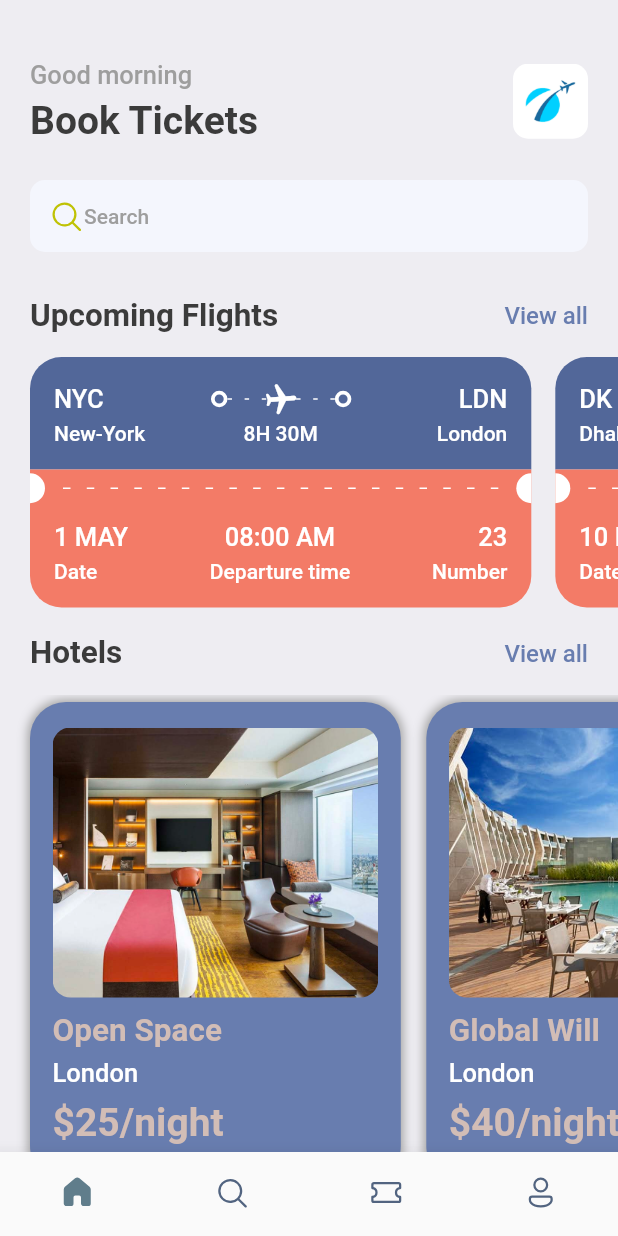
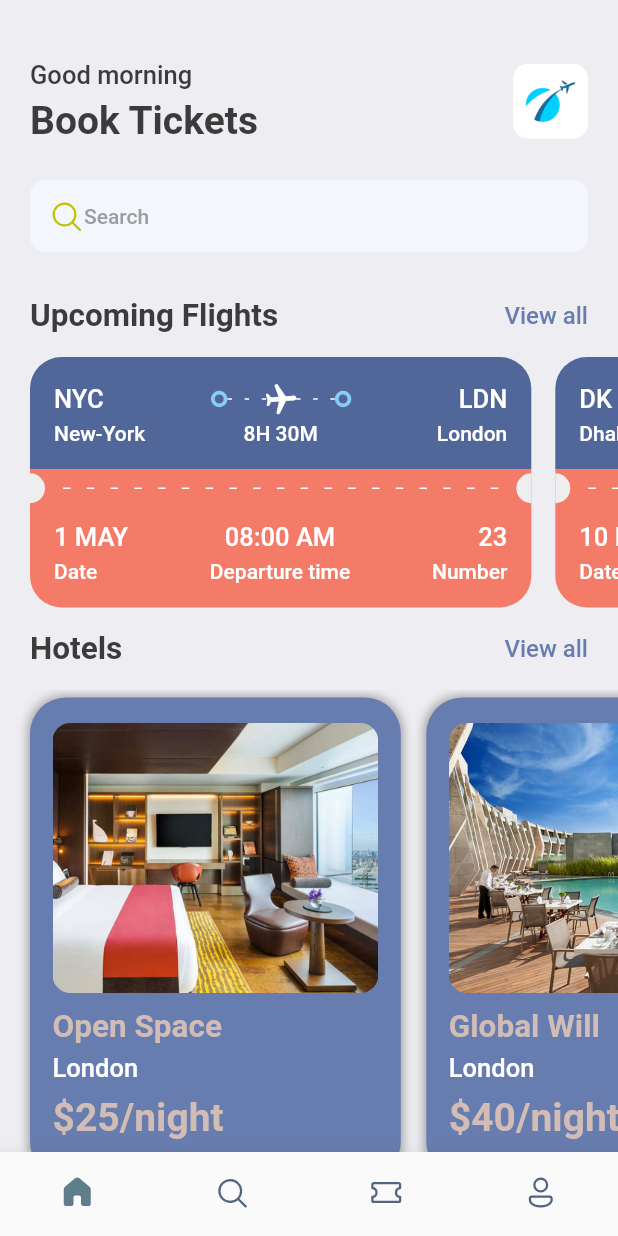
Before and after one commit to SJovis/Flutter-Learning, a Flutter app: the screen it shows after launch, on a phone screen of 412 x 824 dp. Run offline on Flutter 3.47's test engine with Material 2 defaults, Android fonts, the phone set to English and light mode, and no system bars; our stand-ins replace fluentui_icons, gap, get.

```diff
--- a/lib/screens/bottom_bar.dart
+++ b/lib/screens/bottom_bar.dart
@@ -2,6 +2,7 @@ import 'package:fluentui_icons/fluentui_icons.dart';
 import 'package:flutter/material.dart';
 import 'package:hello_world/screens/home_screen.dart';
 import 'package:hello_world/screens/search_screen.dart';
+import 'package:hello_world/screens/tickets_screen.dart';
 
 class BottomBar extends StatefulWidget {
   const BottomBar({super.key});
@@ -16,7 +17,7 @@ class _BottomBarState extends State<BottomBar> {
   static final List<Widget> _widgetOptions = <Widget>[
     const HomeScreen(),
     const SearchScreen(),
-    const Text('Tickets'),
+    const TicketsScreen(),
     const Text('Profile'),
   ];
 
--- a/lib/screens/ticket_view.dart
+++ b/lib/screens/ticket_view.dart
@@ -1,12 +1,14 @@
 import 'package:flutter/material.dart';
 import 'package:gap/gap.dart';
+import 'package:get/utils.dart';
 import 'package:hello_world/widgets/thick_container.dart';
 import '../utils/app_layout.dart';
 import '../utils/app_styles.dart';
 
 class TicketView extends StatelessWidget {
   final Map<String, dynamic> ticket;
-  const TicketView({super.key, required this.ticket});
+  final bool? isColor;
+  const TicketView({super.key, required this.ticket, this.isColor});
 
   @override
   Widget build(BuildContext context) {
@@ -14,7 +16,7 @@ class TicketView extends StatelessWidget {
 
     return SizedBox(
       width: size.width * 0.85,
-      height: AppLayout.getHeight(170),
+      height: AppLayout.getHeight(GetPlatform.isAndroid == true ? 167 : 169),
       child: Container(
         margin: EdgeInsets.only(right: AppLayout.getHeight(16)),
         child: Column(
@@ -22,7 +24,7 @@ class TicketView extends StatelessWidget {
             //  BLUE PART OF TICKET
             Container(
               decoration: BoxDecoration(
-                color: Styles.blueColor,
+                color: isColor == null ? Styles.blueColor : Colors.white,
                 borderRadius: BorderRadius.only(
                   topLeft: Radius.circular(AppLayout.getHeight(21)),
                   topRight: Radius.circular(AppLayout.getHeight(21)),
@@ -35,11 +37,13 @@ class TicketView extends StatelessWidget {
                     children: [
                       Text(
                         ticket['from']['code'],
-                        style:
-                            Styles.headlineStyle3.copyWith(color: Colors.white),
+                        style: isColor == null
+                            ? Styles.headlineStyle3
+                                .copyWith(color: Colors.white)
+                            : Styles.headlineStyle3,
                       ),
                       const Spacer(),
-                      const ThickContainer(),
+                      const ThickContainer(isColor: true),
                       //  MIDDLE SECTION
                       Expanded(
                         child: Stack(
@@ -61,10 +65,14 @@ class TicketView extends StatelessWidget {
                                       (index) => SizedBox(
                                         width: AppLayout.getWidth(3),
                                         height: AppLayout.getHeight(1),
-                                            child: const DecoratedBox(
+                                        child: DecoratedBox(
                                           decoration: BoxDecoration(
-                                                  color: Colors.white),
-                                            ))),
+                                              color: isColor == null
+                                                  ? Colors.white
+                                                  : Colors.grey.shade300),
+                                        ),
+                                      ),
+                                    ),
                                   );
                                 },
                               ),
@@ -73,21 +81,25 @@ class TicketView extends StatelessWidget {
                             Center(
                               child: Transform.rotate(
                                 angle: 1.5,
-                                child: const Icon(
+                                child: Icon(
                                   Icons.local_airport_rounded,
-                                  color: Colors.white,
+                                  color: isColor == null
+                                      ? Colors.white
+                                      : const Color(0xFF8ACCF7),
                                 ),
                               ),
                             ),
                           ],
                         ),
                       ),
-                      const ThickContainer(),
+                      const ThickContainer(isColor: true),
                       const Spacer(),
                       Text(
                         ticket['to']['code'],
-                        style:
-                            Styles.headlineStyle3.copyWith(color: Colors.white),
+                        style: isColor == null
+                            ? Styles.headlineStyle3
+                                .copyWith(color: Colors.white)
+                            : Styles.headlineStyle3,
                       ),
                     ],
                   ),
@@ -99,20 +111,26 @@ class TicketView extends StatelessWidget {
                         width: AppLayout.getWidth(100),
                         child: Text(
                           ticket['from']['name'],
-                          style: Styles.headlineStyle4
-                              .copyWith(color: Colors.white),
+                          style: isColor == null
+                              ? Styles.headlineStyle4
+                                  .copyWith(color: Colors.white)
+                              : Styles.headlineStyle4,
                         ),
                       ),
                       Text(ticket['flying_time'],
-                          style: Styles.headlineStyle4
-                              .copyWith(color: Colors.white)),
+                          style: isColor == null
+                              ? Styles.headlineStyle4
+                                  .copyWith(color: Colors.white)
+                              : Styles.headlineStyle4),
                       SizedBox(
                         width: AppLayout.getWidth(100),
                         child: Text(
                           ticket['to']['name'],
                           textAlign: TextAlign.end,
-                          style: Styles.headlineStyle4
-                              .copyWith(color: Colors.white),
+                          style: isColor == null
+                              ? Styles.headlineStyle4
+                                  .copyWith(color: Colors.white)
+                              : Styles.headlineStyle4,
                         ),
                       ),
                     ],
@@ -122,7 +140,7 @@ class TicketView extends StatelessWidget {
             ),
             // MIDDLE PART OF TICKET
             Container(
-              color: Styles.orangeColor,
+              color: isColor == null ? Styles.orangeColor : Colors.white,
               child: Row(
                 // TICKET HOLES
                 children: [
@@ -132,7 +150,9 @@ class TicketView extends StatelessWidget {
                     width: AppLayout.getWidth(10),
                     child: DecoratedBox(
                       decoration: BoxDecoration(
-                        color: Colors.white,
+                        color: isColor == null
+                            ? Colors.grey.shade200
+                            : Colors.white,
                         borderRadius: BorderRadius.only(
                           topRight: Radius.circular(AppLayout.getHeight(10)),
                           bottomRight: Radius.circular(AppLayout.getHeight(10)),
@@ -156,9 +176,11 @@ class TicketView extends StatelessWidget {
                               (index) => SizedBox(
                                 width: AppLayout.getHeight(5),
                                 height: AppLayout.getHeight(1),
-                                child: const DecoratedBox(
-                                  decoration:
-                                      BoxDecoration(color: Colors.white),
+                                child: DecoratedBox(
+                                  decoration: BoxDecoration(
+                                      color: isColor == null
+                                          ? Colors.white
+                                          : Colors.grey.shade300),
                                 ),
                               ),
                             ),
@@ -173,7 +195,9 @@ class TicketView extends StatelessWidget {
                     width: AppLayout.getWidth(10),
                     child: DecoratedBox(
                       decoration: BoxDecoration(
-                        color: Colors.white,
+                        color: isColor == null
+                            ? Colors.grey.shade200
+                            : Colors.white,
                         borderRadius: BorderRadius.only(
                           topLeft: Radius.circular(AppLayout.getHeight(10)),
                           bottomLeft: Radius.circular(AppLayout.getHeight(10)),
@@ -187,10 +211,12 @@ class TicketView extends StatelessWidget {
             // ORANGE PART OF TICKET
             Container(
               decoration: BoxDecoration(
-                color: Styles.orangeColor,
+                color: isColor == null ? Styles.orangeColor : Colors.white,
                 borderRadius: BorderRadius.only(
-                  bottomLeft: Radius.circular(AppLayout.getHeight(21)),
-                  bottomRight: Radius.circular(AppLayout.getHeight(21)),
+                  bottomLeft: Radius.circular(
+                      AppLayout.getHeight(isColor == null ? 21 : 0)),
+                  bottomRight: Radius.circular(
+                      AppLayout.getHeight(isColor == null ? 21 : 0)),
                 ),
               ),
               padding: EdgeInsets.only(
@@ -209,14 +235,18 @@ class TicketView extends StatelessWidget {
                         children: [
                           Text(
                             ticket['date'],
-                            style: Styles.headlineStyle3
-                                .copyWith(color: Colors.white),
+                            style: isColor == null
+                                ? Styles.headlineStyle3
+                                    .copyWith(color: Colors.white)
+                                : Styles.headlineStyle3,
                           ),
                           Gap(AppLayout.getHeight(5)),
                           Text(
                             'Date',
-                            style: Styles.headlineStyle4
-                                .copyWith(color: Colors.white),
+                            style: isColor == null
+                                ? Styles.headlineStyle4
+                                    .copyWith(color: Colors.white)
+                                : Styles.headlineStyle4,
                           ),
                         ],
                       ),
@@ -226,14 +256,18 @@ class TicketView extends StatelessWidget {
                         children: [
                           Text(
                             ticket['departure_time'],
-                            style: Styles.headlineStyle3
-                                .copyWith(color: Colors.white),
+                            style: isColor == null
+                                ? Styles.headlineStyle3
+                                    .copyWith(color: Colors.white)
+                                : Styles.headlineStyle3,
                           ),
                           Gap(AppLayout.getHeight(5)),
                           Text(
                             'Departure time',
-                            style: Styles.headlineStyle4
-                                .copyWith(color: Colors.white),
+                            style: isColor == null
+                                ? Styles.headlineStyle4
+                                    .copyWith(color: Colors.white)
+                                : Styles.headlineStyle4,
                           ),
                         ],
                       ),
@@ -243,14 +277,18 @@ class TicketView extends StatelessWidget {
                         children: [
                           Text(
                             ticket['number'].toString(),
-                            style: Styles.headlineStyle3
-                                .copyWith(color: Colors.white),
+                            style: isColor == null
+                                ? Styles.headlineStyle3
+                                    .copyWith(color: Colors.white)
+                                : Styles.headlineStyle3,
                           ),
                           Gap(AppLayout.getHeight(5)),
                           Text(
                             'Number',
-                            style: Styles.headlineStyle4
-                                .copyWith(color: Colors.white),
+                            style: isColor == null
+                                ? Styles.headlineStyle4
+                                    .copyWith(color: Colors.white)
+                                : Styles.headlineStyle4,
                           ),
                         ],
                       ),
--- a/lib/utils/app_styles.dart
+++ b/lib/utils/app_styles.dart
@@ -15,8 +15,8 @@ class Styles {
       TextStyle(fontSize: 26, color: textColor, fontWeight: FontWeight.bold);
   static TextStyle headlineStyle2 =
       TextStyle(fontSize: 21, color: textColor, fontWeight: FontWeight.bold);
-  static TextStyle headlineStyle3 = TextStyle(
-      fontSize: 17, color: Colors.grey.shade500, fontWeight: FontWeight.w500);
+  static TextStyle headlineStyle3 =
+      TextStyle(fontSize: 17, color: textColor, fontWeight: FontWeight.w500);
   static TextStyle headlineStyle4 = TextStyle(
       fontSize: 14, color: Colors.grey.shade500, fontWeight: FontWeight.w500);
 }
--- a/lib/widgets/icon_text_widget.dart
+++ b/lib/widgets/icon_text_widget.dart
@@ -23,7 +23,7 @@ class AppIconText extends StatelessWidget {
         children: [
           Icon(
             icon,
-            color: Color(0xFFBFC2DF),
+            color: const Color(0xFFBFC2DF),
           ),
           Gap(AppLayout.getWidth(10)),
           Text(
--- a/lib/widgets/thick_container.dart
+++ b/lib/widgets/thick_container.dart
@@ -1,7 +1,8 @@
 import 'package:flutter/material.dart';
 
 class ThickContainer extends StatelessWidget {
-  const ThickContainer({super.key});
+  final bool? isColor;
+  const ThickContainer({super.key, this.isColor});
 
   @override
   Widget build(BuildContext context) {
@@ -9,7 +10,9 @@ class ThickContainer extends StatelessWidget {
       padding: const EdgeInsets.all(3.0),
       decoration: BoxDecoration(
           borderRadius: BorderRadius.circular(20),
-          border: Border.all(width: 2.5, color: Colors.white)),
+          border: Border.all(
+              width: 2.5,
+              color: isColor == null ? Colors.white : const Color(0xFF8ACCF7))),
     );
   }
 }
```
Also changed, not shown: lib/screens/search_screen.dart (+2 -47 lines), lib/screens/tickets_screen.dart (added, +72 -0 lines), lib/widgets/ticket_tabs.dart (added, +60 -0 lines). Lines whose indentation alone changed are shown as unchanged.
